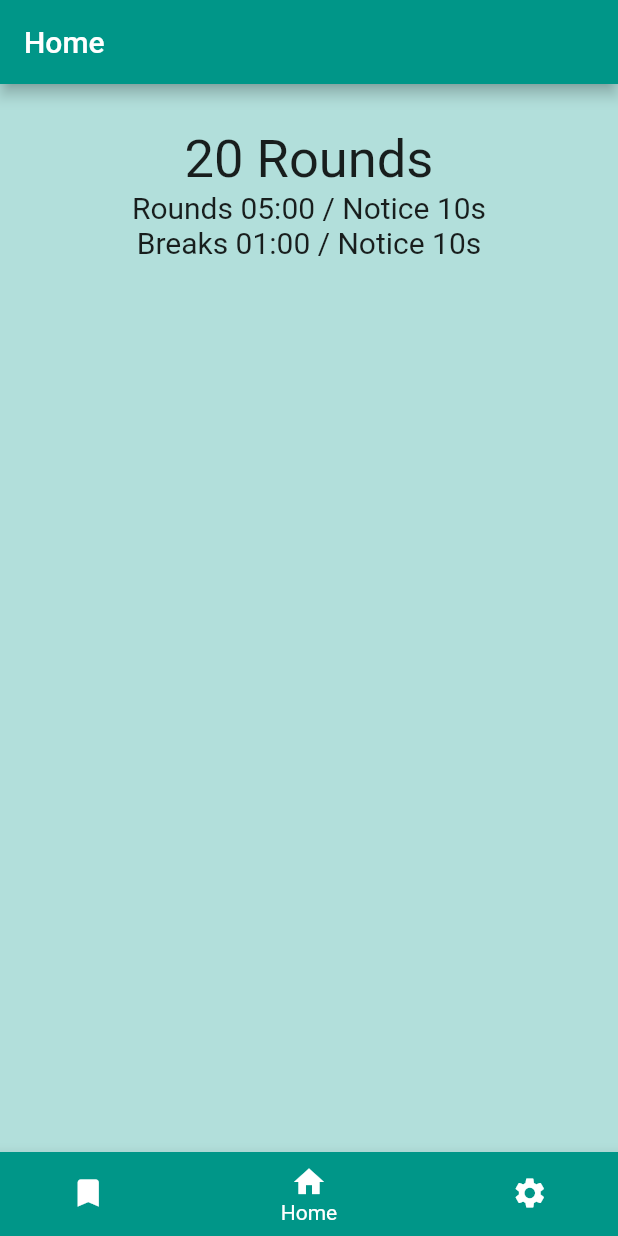
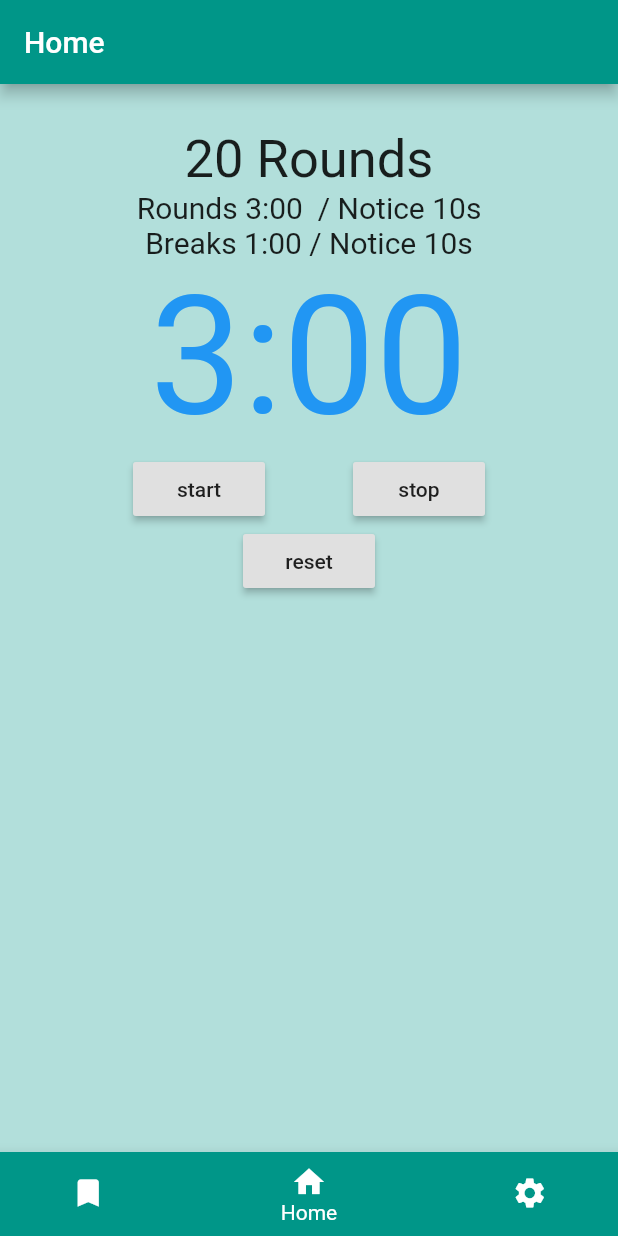
Before and after one commit to luggy-wuggy/timer_provider_managment, a Flutter app: the screen it shows after launch, on a phone screen of 412 x 824 dp. Run offline on Flutter 3.47's test engine with Material 2 defaults, Android fonts, the phone set to English and light mode, and no system bars.

Commit message:
doubles represented in MM:SS

```diff
--- a/timer/lib/models/destination_view.dart
+++ b/timer/lib/models/destination_view.dart
@@ -1,6 +1,5 @@
 import 'package:flutter/material.dart';
-import 'package:provider/provider.dart';
-import "../models/timer_set.dart";
+
 
 
 class Destination {
--- a/timer/lib/models/timer_set.dart
+++ b/timer/lib/models/timer_set.dart
@@ -2,10 +2,11 @@
 
 import 'package:flutter/material.dart';
 
+
 class TimerSet with ChangeNotifier{
   int rounds = 20;
-  int roundDuration = 5;
-  int breakDuration = 1;
+  double roundDuration = 3;
+  double breakDuration = 1;
   int roundEndDuration = 10;
   int breakEndDuration = 10;
   double readyDuration = .10;
@@ -16,14 +17,13 @@ class TimerSet with ChangeNotifier{
     print("$rounds  $roundDuration  $breakDuration   $roundEndDuration   $breakEndDuration   $readyDuration");
   }
 
-  void setRoundDuration(int x){
+  void setRoundDuration(double x){
     roundDuration = x;
     notifyListeners();
-
     print("$rounds  $roundDuration  $breakDuration   $roundEndDuration   $breakEndDuration   $readyDuration");
   }
 
-  void setBreakDuration(int x){
+  void setBreakDuration(double x){
     breakDuration = x;
     notifyListeners();
 
--- a/timer/lib/screens/home_screen.dart
+++ b/timer/lib/screens/home_screen.dart
@@ -1,36 +1,98 @@
 import 'package:flutter/material.dart';
 import 'package:provider/provider.dart';
+
 import "../models/timer_set.dart";
+import '../widgets/countdown.dart';
 
-class HomeScreen extends StatelessWidget {
+class HomeScreen extends StatefulWidget {
   final TimerSet setTimer;
 
   HomeScreen(this.setTimer);
 
   @override
+  _HomeScreenState createState() => _HomeScreenState();
+}
+
+class _HomeScreenState extends State<HomeScreen>
+    with SingleTickerProviderStateMixin {
+  AnimationController _controller;
+
+  @override
+  void initState() {
+    super.initState();
+    _controller = AnimationController(
+        vsync: this,
+        duration: Duration(
+          seconds: (widget.setTimer.roundDuration * 60).toInt(),
+        ));
+  }
+
+  @override
   Widget build(BuildContext context) {
+    double roundMinutes = ((widget.setTimer.roundDuration));
+    String roundSeconds = ((roundMinutes * 60).toInt()).remainder(60).toString().padLeft(2, '0');
+
+    double breakMinutes = ((widget.setTimer.breakDuration));
+    String breakSeconds = ((breakMinutes * 60).toInt()).remainder(60).toString().padLeft(2, '0');
+
     return Container(
       width: double.infinity,
       padding: EdgeInsets.all(30),
-        child: Column(children: <Widget>[
-          Consumer<TimerSet>(
-            builder: (_, setTimer, __) => Text(
-              "${setTimer.rounds} Rounds",
+      child: Column(
+        children: <Widget>[
+          Text(
+            "${widget.setTimer.rounds} Rounds",
             style: TextStyle(fontSize: 35),
           ),
-          ),
-          Consumer<TimerSet>(
-            builder: (_, setTimer, __) => Text(
-              "Rounds 0${setTimer.roundDuration}:00 / Notice ${setTimer.roundEndDuration}s",
+          Text(
+            "Rounds ${roundMinutes.toInt()}:$roundSeconds  / Notice ${widget.setTimer.roundEndDuration}s",
             style: TextStyle(fontSize: 20),
           ),
-          ),
-          Consumer<TimerSet>(
-            builder: (_, setTimer, __) => Text(
-              "Breaks 0${setTimer.breakDuration}:00 / Notice ${setTimer.breakEndDuration}s",
+          Text(
+            "Breaks ${breakMinutes.toInt()}:$breakSeconds / Notice ${widget.setTimer.breakEndDuration}s",
             style: TextStyle(fontSize: 20),
           ),
+          CountDown(
+            animation: StepTween(
+                    begin: ((widget.setTimer.roundDuration) * 3600).toInt(),
+                    end: 0)
+                .animate(_controller),
           ),
-        ]));
+          Row(
+            mainAxisAlignment: MainAxisAlignment.spaceEvenly,
+            children: <Widget>[
+              RaisedButton(
+                child: Text('start'),
+                onPressed: () {
+                  //_controller.reset();
+                  _controller.duration = Duration(
+                    seconds: (widget.setTimer.roundDuration * 60).toInt(),
+                  );
+                  _controller.forward();
+                },
+              ),
+              RaisedButton(
+                child: Text('stop'),
+                onPressed: () {
+                  _controller.stop();
+                },
+              ),
+            ],
+          ),
+          RaisedButton(
+            child: Text('reset'),
+            onPressed: () {
+              _controller.reset();
+            },
+          )
+        ],
+      ),
+    );
+  }
+
+  @override
+  void dispose() {
+    _controller.dispose();
+    super.dispose();
   }
 }
--- a/timer/lib/screens/option_screen.dart
+++ b/timer/lib/screens/option_screen.dart
@@ -1,7 +1,7 @@
 import 'package:flutter/material.dart';
 
-import 'package:provider/provider.dart';
 import "../models/timer_set.dart";
+import "../widgets/countdown.dart";
 
 class OptionScreen extends StatefulWidget {
 
@@ -62,7 +62,7 @@ class _OptionScreenState extends State<OptionScreen> {
               RaisedButton(
                 onPressed: () {
                   widget.setTimer.setRoundDuration(
-                      int.parse(roundDurationController.text));
+                      double.parse(roundDurationController.text));
                 },
                 child: Text('set'),
               )
@@ -81,7 +81,7 @@ class _OptionScreenState extends State<OptionScreen> {
               RaisedButton(
                 onPressed: () {
                   widget.setTimer.setBreakDuration(
-                      int.parse(breakDurationController.text));
+                      double.parse(breakDurationController.text));
                 },
                 child: Text('set'),
               )
--- /dev/null
+++ b/timer/lib/widgets/countdown.dart
@@ -0,0 +1,25 @@
+import 'package:flutter/material.dart';
+
+class CountDown extends AnimatedWidget {
+  CountDown({Key key, this.animation}) : super(key: key, listenable: animation);
+  Animation<int> animation;
+
+  @override
+  build(BuildContext context) {
+    Duration clockTimer = Duration(seconds: animation.value);
+
+    String minutes = '${((clockTimer.inMinutes)~/60).toString()}';
+    String seconds = '${(clockTimer.inMinutes.remainder(60)).toString().padLeft(2, '0')}';
+
+    String timerText =
+        '${minutes}:${seconds}';
+
+    return Text(
+      "$timerText",
+      style: TextStyle(
+        fontSize: 110,
+        color: Theme.of(context).primaryColor,
+      ),
+    );
+  }
+}
```
Also changed, not shown: timer/lib/screens/home_screen_test.dart (deleted, +0 -44 lines), timer/lib/screens/options_screen_test.dart (deleted, +0 -145 lines), 1 other file. Lines whose indentation alone changed are shown as unchanged.
